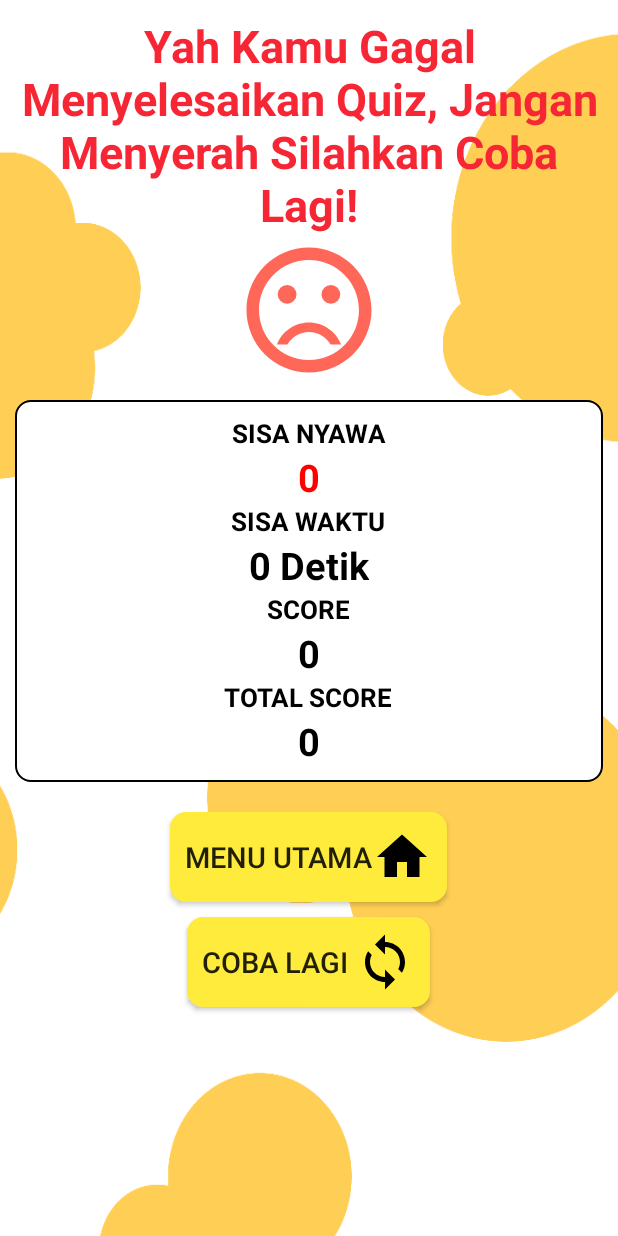
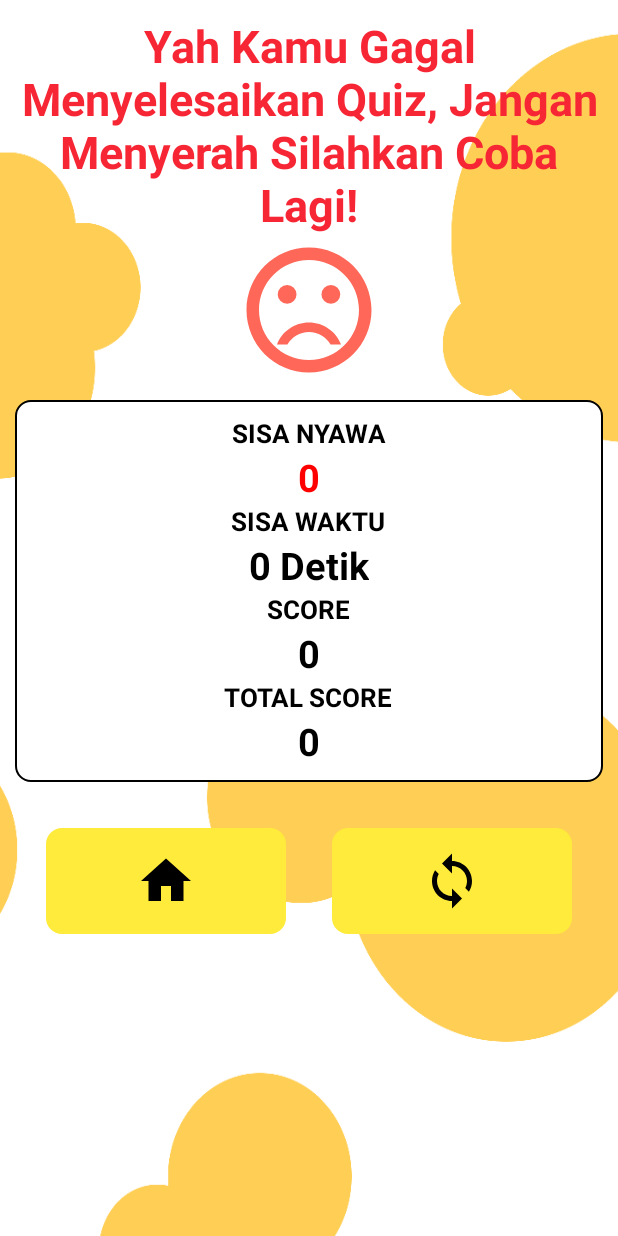
Before and after one commit to fadlur-adink/Bank-Soal, an Android app: the ScoreActivity screen opened directly, with no data from a screen before it, on a phone screen of 412 x 824 dp. Run offline under Robolectric (Android 15) with nearby library versions, the light colour scheme and no system bars; our stand-ins replace Volley; network calls fail; 2 statements that could not run were skipped.

Commit message:
Perubahan Button Coba Lagi dan Kembali ke Menu

```diff
--- a/app/src/main/java/com/example/crudtest/Activity/ScoreActivity.java
+++ b/app/src/main/java/com/example/crudtest/Activity/ScoreActivity.java
@@ -5,9 +5,13 @@ import androidx.appcompat.app.AppCompatActivity;
 import android.content.Intent;
 import android.graphics.Color;
 import android.os.Bundle;
+import android.text.Spannable;
+import android.text.SpannableString;
+import android.text.style.ImageSpan;
 import android.util.Log;
 import android.view.View;
 import android.widget.Button;
+import android.widget.ImageButton;
 import android.widget.ImageView;
 import android.widget.TextView;
 import android.widget.Toast;
@@ -27,7 +31,7 @@ import java.util.Map;
 
 public class ScoreActivity extends AppCompatActivity{
 
-    Button  btnbacktomenu, buttoncobalagi;
+    ImageButton btnbacktomenu, buttoncobalagi;
     TextView lblpengumuman, lblsisanyawa, lbltotalscore, lblsisawaktu, lblscore;
     ImageView imageViewhasil;
 
@@ -58,8 +62,10 @@ public class ScoreActivity extends AppCompatActivity{
         lbltotalscore = (TextView) findViewById(R.id.lbltotalscore);
         lblsisawaktu = (TextView) findViewById(R.id.lblsisawaktu);
         lblscore = (TextView) findViewById(R.id.lblscoreakhir);
-        btnbacktomenu = (Button) findViewById(R.id.btnbacktomenu);
-        buttoncobalagi = (Button) findViewById(R.id.btncobalagi);
+
+        btnbacktomenu = (ImageButton) findViewById(R.id.btnbacktomenu);
+        buttoncobalagi = (ImageButton) findViewById(R.id.btncobalagi);
+
         imageViewhasil = (ImageView) findViewById(R.id.imghasil);
 
         totalscore = sisawaktu + sisanyawa + score;
--- a/app/src/main/res/layout/activity_score.xml
+++ b/app/src/main/res/layout/activity_score.xml
@@ -110,33 +110,35 @@
     <LinearLayout
         android:layout_width="match_parent"
         android:layout_height="wrap_content"
-        android:orientation="vertical"
+        android:orientation="horizontal"
+        android:weightSum="2"
+        android:padding="5dp"
         android:layout_gravity="center_horizontal">
 
-        <Button
+        <ImageButton
             android:id="@+id/btnbacktomenu"
-            android:layout_width="wrap_content"
-            android:layout_gravity="center_horizontal"
-            android:text="Menu Utama"
-            android:textSize="19sp"
-            android:padding="10dp"
+            android:layout_width="0dp"
+            android:layout_weight="1"
             android:layout_height="wrap_content"
-            android:drawableEnd="@drawable/ic_home_black_24dp"
-            android:background="@drawable/buttonbacktohome"
-            android:layout_marginTop="10dp"/>
+            android:src="@drawable/ic_home_black_24dp"
+            android:paddingLeft="10dp"
+            android:paddingRight="10dp"
+            android:paddingTop="15dp"
+            android:paddingBottom="15dp" android:layout_margin="15dp"
+            android:background="@drawable/buttonbacktohome" />
 
-        <Button
+        <ImageButton
             android:id="@+id/btncobalagi"
-            android:layout_width="wrap_content"
+            android:layout_width="0dp"
+            android:layout_weight="1"
             android:layout_height="wrap_content"
-            android:layout_gravity="center_horizontal"
-            android:text="Coba Lagi "
-            android:drawableEnd="@drawable/ic_loop_black_50dp"
-            android:textSize="19sp"
-            android:padding="10dp"
-            android:background="@drawable/buttonbacktohome"
-            android:layout_marginTop="10dp"
-            android:layout_marginBottom="10dp"/>
+            android:src="@drawable/ic_loop_black_50dp"
+            android:paddingLeft="10dp"
+            android:paddingRight="10dp"
+            android:paddingTop="15dp"
+            android:paddingBottom="15dp"
+            android:layout_margin="15dp"
+            android:background="@drawable/buttonbacktohome" />
 
     </LinearLayout>
 
```
